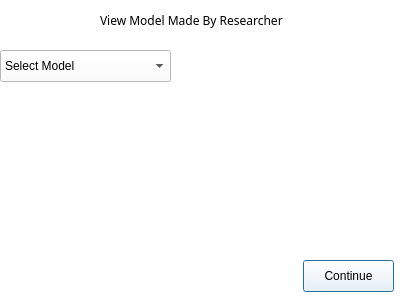
Old version of the form LoginGUI/userselectmodel.ui in the repository ShihoVN/HiveChime.
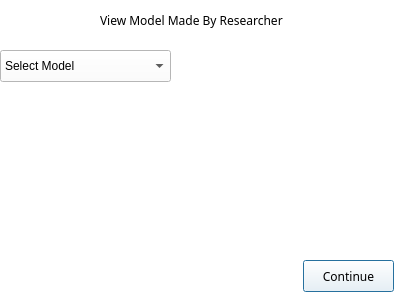
New version of the form.

The edit to the form file:
```diff
--- a/LoginGUI/userselectmodel.ui
+++ b/LoginGUI/userselectmodel.ui
@@ -497,6 +497,11 @@
      <height>32</height>
     </rect>
    </property>
+   <property name="font">
+    <font>
+     <family>PingFang SC</family>
+    </font>
+   </property>
    <property name="text">
     <string>Continue</string>
    </property>
```
